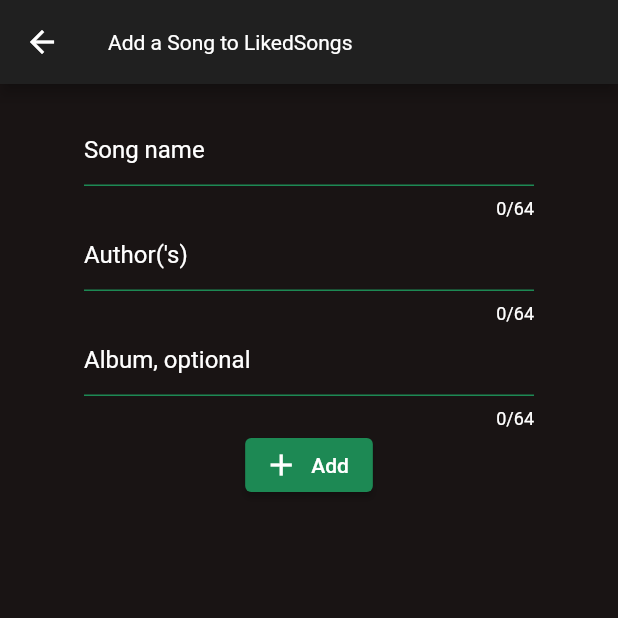
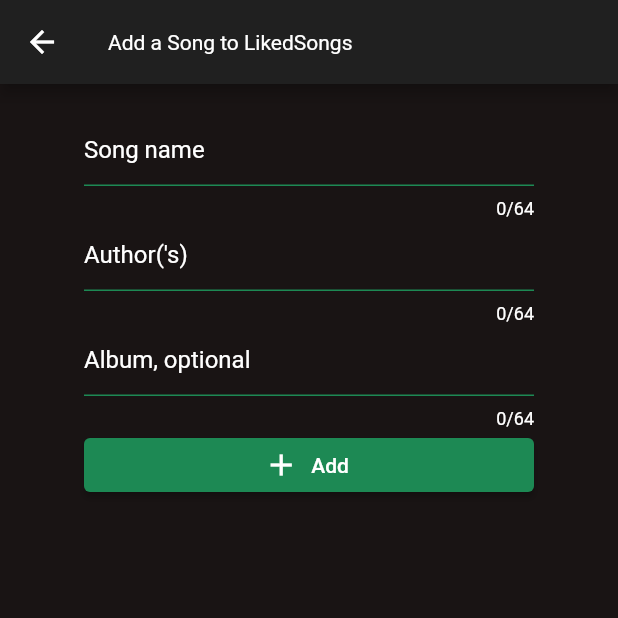
Before and after one commit to TijsGroenendaal/Queuemusic, a Flutter app: the screen it shows after launch, item 2 of the bottom bar chosen, after a tap on the "add" icon, on a phone screen of 412 x 824 dp, the top half of it. Run offline on Flutter 3.47's test engine with Material 2 defaults, Android fonts, the light colour scheme and no system bars; our stand-ins replace cloud_firestore, firebase_auth, firebase_core, sqflite; missing offline and left inert: qr_code_scanner; accounts and stored records are empty.

Commit message:
💄 update padding and styling

```diff
--- a/lib/widgets/AddSongWidget.dart
+++ b/lib/widgets/AddSongWidget.dart
@@ -35,13 +35,16 @@ class AddSongWidget extends StatelessWidget {
                   TextFieldWidget(songNameController, "Song name", 64, BoolWrapper(true)),
                   TextFieldWidget(authorController, "Author('s)", 64, BoolWrapper(true)),
                   TextFieldWidget(albumController, "Album, optional", 64, BoolWrapper(true)),
-                  ElevatedButton.icon(
-                    style: ButtonStyle(
-                      backgroundColor: MaterialStateProperty.all(QueueMusicColor.green),
+                  SizedBox(
+                    width: double.infinity,
+                    child: ElevatedButton.icon(
+                      style: ButtonStyle(
+                        backgroundColor: MaterialStateProperty.all(QueueMusicColor.green),
+                      ),
+                      onPressed: () => _addSong(context),
+                      icon: const Icon(Icons.add),
+                      label: const Text("Add"),
                     ),
-                    onPressed: () => _addSong(context),
-                    icon: const Icon(Icons.add),
-                    label: const Text("Add"),
                   )
                 ],
               ),
--- a/lib/widgets/LikedSongsWidget.dart
+++ b/lib/widgets/LikedSongsWidget.dart
@@ -24,7 +24,7 @@ class _LikedSongsWidgetState extends State<LikedSongsWidget> {
           title: const Text("Liked Songs"),
         ),
         body: Container(
-          padding: EdgeInsets.only(left: 20, right: 20, top: 10),
+          padding: EdgeInsets.all(20),
           child: FutureBuilder<List<Song>>(
             future: _getSongs(),
             builder: (BuildContext context, AsyncSnapshot<List<Song>> snapshot) {
--- a/lib/widgets/MenuWidget.dart
+++ b/lib/widgets/MenuWidget.dart
@@ -22,7 +22,7 @@ class _MenuWidgetState extends State<MenuWidget> {
           title: Text("Home"),
         ),
         body: SingleChildScrollView(
-          padding: EdgeInsets.symmetric(horizontal: 20),
+          padding: EdgeInsets.all(20),
           child: Column(
             children: [
               SizedBox(height: 15,),
```
Also changed, not shown: lib/widgets/LoginWidget.dart (+5 -2 lines).
